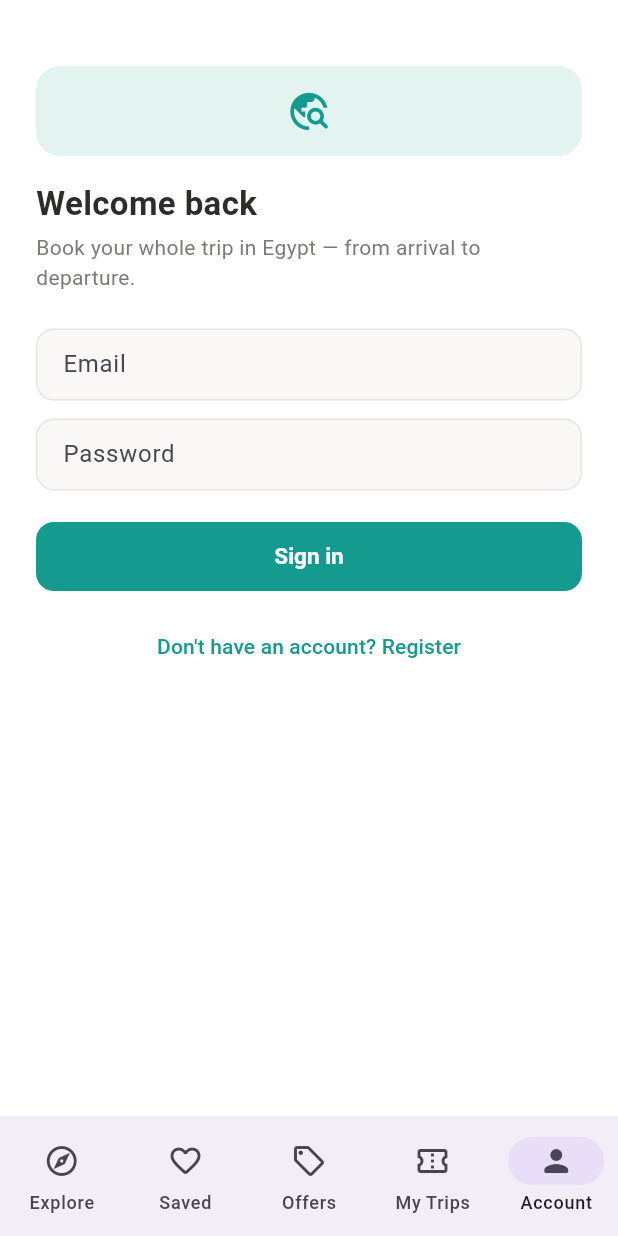
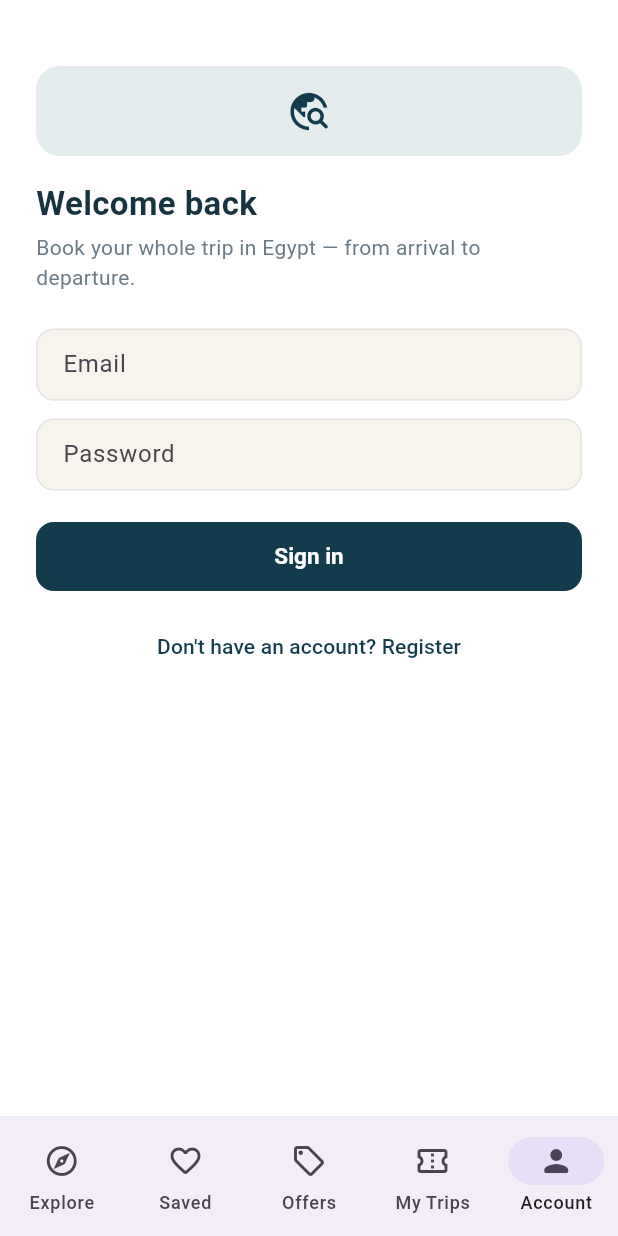
Before and after one commit to no1-creator/masr-guide-final, a Flutter app: the screen it shows after launch, item 5 of the bottom bar chosen, on a phone screen of 412 x 824 dp. Run offline on Flutter 3.47's test engine with Material 3 defaults, Android fonts, the phone set to English and light mode, and no system bars; our stand-ins replace qr_flutter, shared_preferences; accounts and stored records are empty; network calls fail.

Commit message:
Update theme.dart

```diff
--- a/mobile/lib/theme.dart
+++ b/mobile/lib/theme.dart
@@ -1,18 +1,19 @@
 import 'package:flutter/material.dart';
 
-/// Brand palette — matches the web app exactly.
+/// Brand palette — RaGo identity (matches the web app).
 class AppColors {
-  static const blue = Color(0xFF159A8F); // primary teal
-  static const blueSoft = Color(0xFFE2F3F0);
-  static const blueHover = Color(0xFF0F847A);
+  static const blue = Color(0xFF123B4C);     // RaGo navy (primary)
+  static const blueSoft = Color(0xFFE4ECEE); // light navy tint
+  static const blueHover = Color(0xFF0E2E3B);
   static const green = Color(0xFF46A171);
-  static const gold = Color(0xFFC79A3B);
-  static const orange = Color(0xFFD5803B);
+  static const gold = Color(0xFFE8B84B);
+  static const orange = Color(0xFFE8850F);    // RaGo orange (accent)
+  static const cream = Color(0xFFFFF7E8);      // RaGo cream
   static const red = Color(0xFFE56458);
-  static const text = Color(0xFF2C2C2B);
-  static const text2 = Color(0xFF7D7A75);
+  static const text = Color(0xFF16333F);
+  static const text2 = Color(0xFF6B7B85);
   static const border = Color(0xFFE6E5E3);
-  static const soft = Color(0xFFF9F8F7);
+  static const soft = Color(0xFFF7F4EE);
 }
 
 const double kRadius = 12;
@@ -23,7 +24,7 @@ ThemeData buildTheme() {
     scaffoldBackgroundColor: Colors.white,
     colorScheme: base.colorScheme.copyWith(
       primary: AppColors.blue,
-      secondary: AppColors.green,
+      secondary: AppColors.orange,
       surface: Colors.white,
     ),
     appBarTheme: const AppBarTheme(
```
